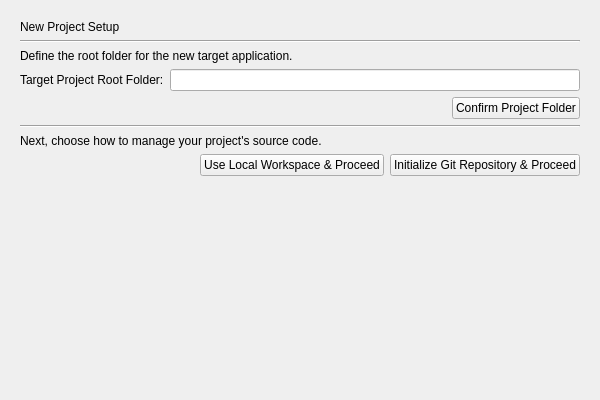
This is gui/env_setup_page.ui in mariolewis/asdf_factory as Qt 5 draws it before an edit. The edited form follows.
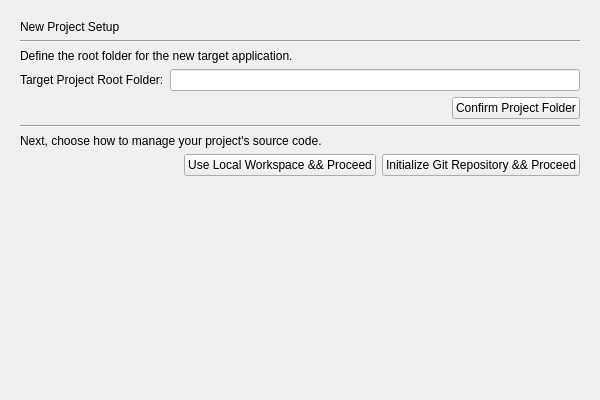
This is the edited form.

```diff
--- a/gui/env_setup_page.ui
+++ b/gui/env_setup_page.ui
@@ -135,14 +135,14 @@
         <item>
          <widget class="QPushButton" name="localWorkspaceButton">
           <property name="text">
-           <string>Use Local Workspace &amp;&amp; Proceed</string>
+           <string>Use Local Workspace &amp;&amp;&amp;&amp; Proceed</string>
           </property>
          </widget>
         </item>
         <item>
          <widget class="QPushButton" name="initGitButton">
           <property name="text">
-           <string>Initialize Git Repository &amp;&amp; Proceed</string>
+           <string>Initialize Git Repository &amp;&amp;&amp;&amp; Proceed</string>
           </property>
          </widget>
         </item>
```
